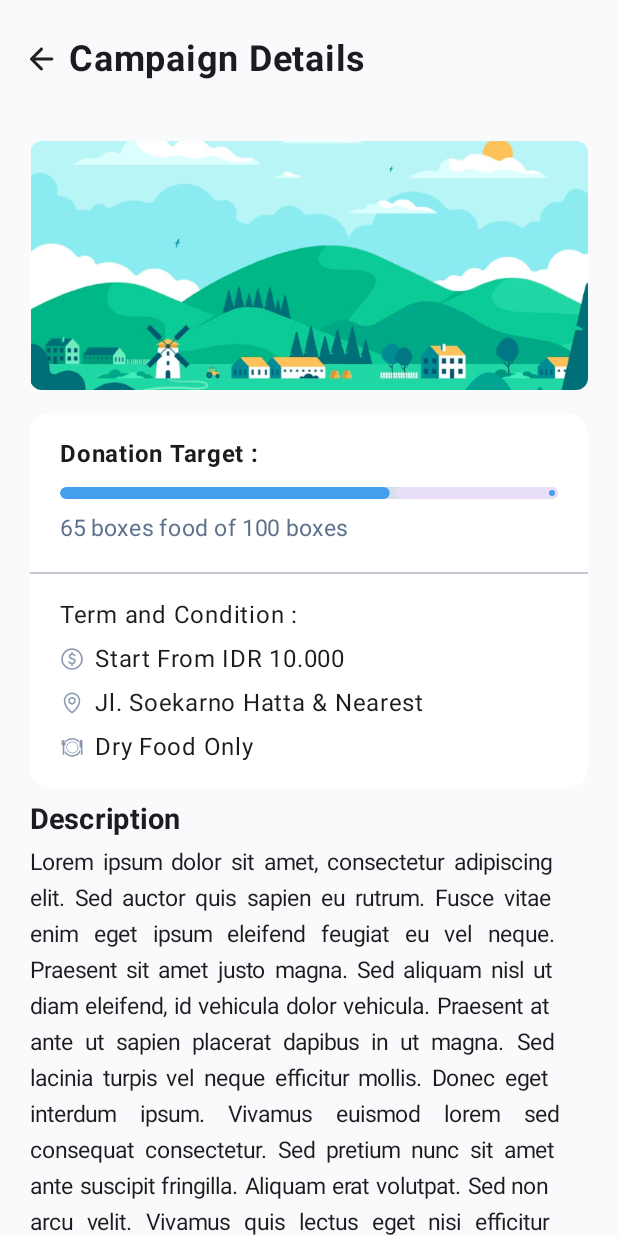
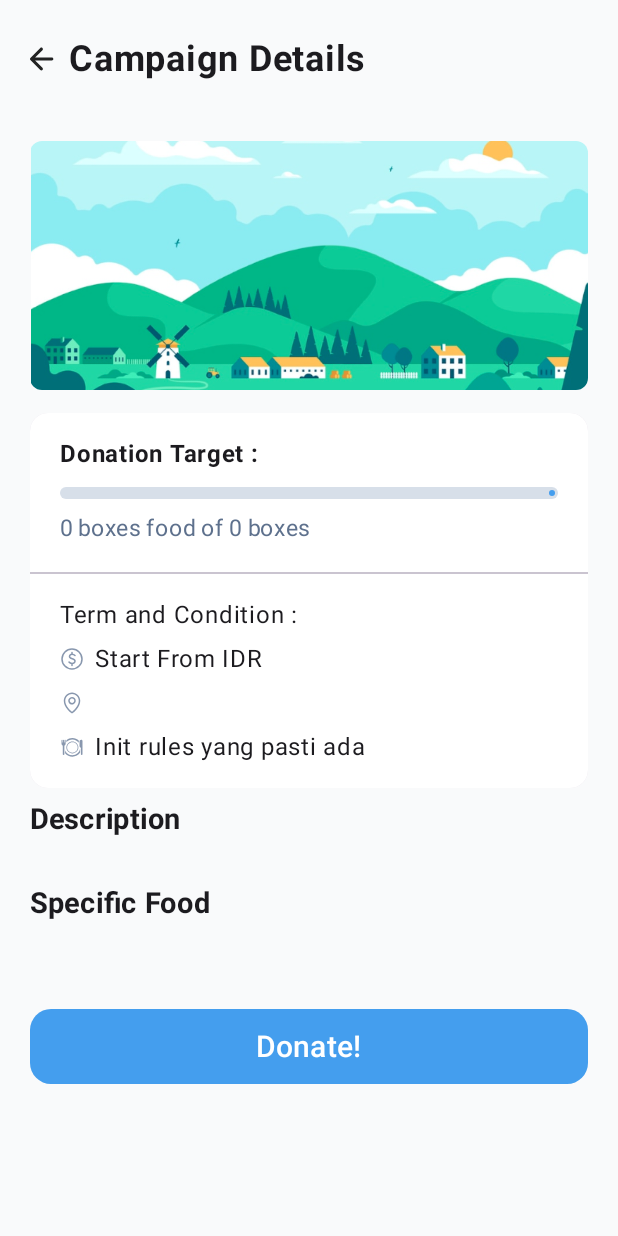
Before and after one commit to Kelompok-PSI/Geez, an Android app built with Jetpack Compose: the composable CampaignDetail called with empty values, on a phone screen of 412 x 824 dp. Run offline under Robolectric (Android 15) with nearby library versions, the phone set to English and light mode, and no system bars; our stand-ins replace Dagger/Hilt's generated code; pictures from the network do not load.

Commit message:
feat: fetch campaign list, campaign detail, and make a donation

```diff
--- a/app/src/main/java/com/example/geez/model/Campaign.kt
+++ b/app/src/main/java/com/example/geez/model/Campaign.kt
@@ -4,8 +4,31 @@ package com.example.geez.model
 data class Campaign(
     val id: String,
     val name: String,
+    val img: String,
     val reached: Int,
     val target: Int,
+    val deadline: String,
+    val description: String
+)
+
+data class CampaignResponse(
+    val data: List<Campaign> = emptyList()
+)
+
+data class CampaignDetail(
+    val id: String,
+    val name: String,
+    val img: String,
+    val reached: Int,
+    val location:String,
+    val rules:String = "Init rules yang pasti ada",
+    val target: Int,
+    val deadline: String,
+    val startFromIdr: String,
     val description: String,
-    val dueDate: String
+    val specificFood: String
 )
+
+data class CampaignDetailResp(
+    val data: CampaignDetail
+)
--- a/app/src/main/java/com/example/geez/model/service/AuthService.kt
+++ b/app/src/main/java/com/example/geez/model/service/Services.kt
@@ -1,14 +1,22 @@
 package com.example.geez.model.service
 
+import com.example.geez.model.Campaign
+import com.example.geez.model.CampaignDetailResp
+import com.example.geez.model.CampaignResponse
+import com.example.geez.model.Donation
 import com.example.geez.model.RegisterResponse
 import com.example.geez.model.UserRespons
 import com.google.gson.Gson
 import retrofit2.Retrofit
 import retrofit2.converter.gson.GsonConverterFactory
+import retrofit2.http.Body
 import retrofit2.http.Field
 import retrofit2.http.FormUrlEncoded
 import retrofit2.http.GET
+import retrofit2.http.Header
 import retrofit2.http.POST
+import retrofit2.http.Path
+import java.util.Date
 
 
 private const val BASE_URL = "http://52.7.48.144:3000/api/"
@@ -35,8 +43,32 @@ interface AuthApiService {
     ): RegisterResponse
 }
 
-object AuthApi {
+interface CampaignApiService {
+    @GET("campaign")
+    suspend fun getAllCampaigns(@Header("Authorization") token: String): CampaignResponse
+
+    @GET("campaign/nearest")
+    suspend fun getNearestCampaign(@Header("Authorization") token: String): CampaignResponse
+
+    @GET("campaign/{campaignId}")
+    suspend fun getDetailCampaign(
+        @Header("Authorization") token: String,
+        @Path("campaignId") campaignId: String
+    ): CampaignDetailResp
+
+    @POST("donate")
+    suspend fun donate(
+        @Header("Authorization") token: String,
+        @Body donationData: Donation
+    ): CampaignDetailResp
+}
+
+
+object ApiService {
     val retrofitService: AuthApiService by lazy {
         retrofit.create(AuthApiService::class.java)
     }
+    val campaignService: CampaignApiService by lazy {
+        retrofit.create(CampaignApiService::class.java)
+    }
 }
--- a/app/src/main/java/com/example/geez/presentation/component/Loading.kt
+++ b/app/src/main/java/com/example/geez/presentation/component/Loading.kt
@@ -1,12 +1,29 @@
 package com.example.geez.presentation.component
 
+import androidx.compose.foundation.layout.Arrangement
+import androidx.compose.foundation.layout.Box
+import androidx.compose.foundation.layout.Column
+import androidx.compose.foundation.layout.Row
+import androidx.compose.foundation.layout.fillMaxHeight
+import androidx.compose.foundation.layout.fillMaxWidth
 import androidx.compose.runtime.Composable
+import androidx.compose.ui.Alignment
+import androidx.compose.ui.Modifier
 import coil.compose.AsyncImage
 
 @Composable
-fun Loading(){
-    AsyncImage(
-        model = "https://media.istockphoto.com/id/1302436594/video/loading-circle-icon-animation-on-white-background-4k-video-loopable-preloader.jpg?s=640x640&k=20&c=JQzv8UsXNfUnqQSULYW8B858UOM2O5CoXRgG9a0hRFk=",
-        contentDescription = "loading"
-    )
+fun Loading() {
+    Box()
+    {
+        Row (modifier = Modifier
+            .fillMaxWidth()
+            .fillMaxHeight(),
+            horizontalArrangement = Arrangement.Center,
+            verticalAlignment = Alignment.CenterVertically) {
+            AsyncImage(
+                model = "https://freesvg.org/img/1544764567.png",
+                contentDescription = "loading",
+            )
+        }
+    }
 }
--- /dev/null
+++ b/app/src/main/java/com/example/geez/presentation/features/campaignDetails/CampaignDetailUiState.kt
@@ -0,0 +1,12 @@
+package com.example.geez.presentation.features.campaignDetails
+
+import com.example.geez.model.Campaign
+import com.example.geez.model.CampaignDetailResp
+
+
+sealed interface CampaignDetailUiState{
+    data class Success(val campaign: CampaignDetailResp): CampaignDetailUiState
+    object Loading: CampaignDetailUiState
+    object Error: CampaignDetailUiState
+    object idle: CampaignDetailUiState
+}
--- /dev/null
+++ b/app/src/main/java/com/example/geez/presentation/features/campaignDetails/CampaignDetailViewModel.kt
@@ -0,0 +1,38 @@
+package com.example.geez.presentation.features.campaignDetails
+
+import android.util.Log
+import androidx.lifecycle.ViewModel
+import androidx.lifecycle.viewModelScope
+import com.example.geez.data.PreferencesManager
+import com.example.geez.model.service.ApiService
+import com.example.geez.presentation.features.campaignList.CampaignListUiState
+import dagger.hilt.android.lifecycle.HiltViewModel
+import kotlinx.coroutines.flow.MutableStateFlow
+import kotlinx.coroutines.flow.asStateFlow
+import kotlinx.coroutines.launch
+import retrofit2.HttpException
+import java.io.IOException
+import javax.inject.Inject
+@HiltViewModel
+class CampaignDetailViewModel @Inject constructor(
+    private val preferencesManager: PreferencesManager
+):ViewModel(){
+    val token = preferencesManager.getData("token","")
+    private val mutableState = MutableStateFlow<CampaignDetailUiState>(CampaignDetailUiState.Loading)
+    val state =mutableState.asStateFlow()
+    fun getCampaignDetail(campaignId:String) {
+        viewModelScope.launch {
+            try {
+                Log.i("campaign-detail",campaignId)
+                val res = ApiService.campaignService.getDetailCampaign("Bearer $token",campaignId)
+                mutableState.value = CampaignDetailUiState.Success(res)
+            } catch (e: IOException) {
+                mutableState.value = CampaignDetailUiState.Error
+            } catch (e: HttpException) {
+                mutableState.value = CampaignDetailUiState.Error
+            }catch (e:Error){
+                mutableState.value = CampaignDetailUiState.Error
+            }
+        }
+    }
+}
--- a/app/src/main/java/com/example/geez/presentation/features/campaignDetails/CampaignDetails.kt
+++ b/app/src/main/java/com/example/geez/presentation/features/campaignDetails/CampaignDetails.kt
@@ -1,10 +1,9 @@
 package com.example.geez.presentation.features.campaignDetails
 
+import android.util.Log
 import androidx.compose.foundation.Image
 import androidx.compose.foundation.background
 import androidx.compose.foundation.clickable
-import androidx.compose.foundation.gestures.Orientation
-import androidx.compose.foundation.gestures.scrollable
 import androidx.compose.foundation.layout.Column
 import androidx.compose.foundation.layout.Row
 import androidx.compose.foundation.layout.Spacer
@@ -13,16 +12,16 @@ import androidx.compose.foundation.layout.height
 import androidx.compose.foundation.layout.padding
 import androidx.compose.foundation.layout.width
 import androidx.compose.foundation.lazy.LazyColumn
-import androidx.compose.foundation.rememberScrollState
 import androidx.compose.foundation.shape.RoundedCornerShape
 import androidx.compose.material3.Button
-import androidx.compose.material3.ButtonColors
 import androidx.compose.material3.ButtonDefaults
 import androidx.compose.material3.Card
 import androidx.compose.material3.Divider
 import androidx.compose.material3.LinearProgressIndicator
 import androidx.compose.material3.Text
 import androidx.compose.runtime.Composable
+import androidx.compose.runtime.LaunchedEffect
+import androidx.compose.runtime.collectAsState
 import androidx.compose.ui.Alignment
 import androidx.compose.ui.Modifier
 import androidx.compose.ui.draw.clip
@@ -33,18 +32,59 @@ import androidx.compose.ui.text.font.FontWeight
 import androidx.compose.ui.text.style.TextAlign
 import androidx.compose.ui.unit.dp
 import androidx.compose.ui.unit.sp
+import androidx.hilt.navigation.compose.hiltViewModel
 import androidx.navigation.NavController
 import com.example.geez.R
+import com.example.geez.model.Campaign
+import com.example.geez.model.CampaignDetail
+import com.example.geez.model.CampaignDetailResp
+import com.example.geez.model.CampaignResponse
+import com.example.geez.presentation.component.Loading
 import com.example.geez.presentation.navigation.Screen
 
 @Composable
-fun CampaignDetail(id: String?, navController: NavController) {
+fun CampaignDetail(
+    id: String,
+    navController: NavController,
+    viewModel: CampaignDetailViewModel = hiltViewModel()
+) {
+//    var localViewModel = viewModel.state.collectAsState().value
+    var localViewModel = viewModel.state.collectAsState().value
+    LaunchedEffect(localViewModel){
+        viewModel.getCampaignDetail(id)
+    }
+    var campaignDetail: CampaignDetail = CampaignDetail(
+        id = "",
+        name = "",
+        img = "",
+        reached = 0,
+        target = 0,
+        location = "",
+        deadline = "",
+        startFromIdr = "",
+        description = "",
+        specificFood = ""
+    )
+    when (localViewModel) {
+        is CampaignDetailUiState.Loading -> Loading()
+        is CampaignDetailUiState.Success -> {
+            campaignDetail = localViewModel.campaign.data
+            Log.i("Campaign-Detail",campaignDetail.toString())
+        }
+        else -> {}
+    }
     LazyColumn(
         modifier = Modifier.padding(horizontal = 20.dp)
     ) {
-        item{
-            Row(verticalAlignment = Alignment.CenterVertically, modifier = Modifier.padding(vertical = 25.dp)) {
-                Image(painter = painterResource(R.drawable.back), contentDescription = "Back", Modifier.clickable { navController.popBackStack() })
+        item {
+            Row(
+                verticalAlignment = Alignment.CenterVertically,
+                modifier = Modifier.padding(vertical = 25.dp)
+            ) {
+                Image(
+                    painter = painterResource(R.drawable.back),
+                    contentDescription = "Back",
+                    Modifier.clickable { navController.popBackStack() })
                 Spacer(modifier = Modifier.width(10.dp))
                 Text(
                     text = "Campaign Details",
@@ -53,7 +93,7 @@ fun CampaignDetail(id: String?, navController: NavController) {
                 )
             }
         }
-        item{
+        item {
             Spacer(modifier = Modifier.height(15.dp))
             Image(
                 painter = painterResource(id = R.drawable.image_1),
@@ -63,8 +103,8 @@ fun CampaignDetail(id: String?, navController: NavController) {
             )
             Spacer(modifier = Modifier.height(15.dp))
         }
-        item{
-            CampaignDetailCard()
+        item {
+            CampaignDetailCard(campaignDetail)
         }
         item {
             Spacer(modifier = Modifier.height(5.dp))
@@ -75,12 +115,7 @@ fun CampaignDetail(id: String?, navController: NavController) {
                 modifier = Modifier.padding(vertical = 4.dp)
             )
             Text(
-                text = "Lorem ipsum dolor sit amet, consectetur adipiscing elit. Sed auctor quis sapien eu rutrum. " +
-                        "Fusce vitae enim eget ipsum eleifend feugiat eu vel neque. Praesent sit amet justo magna. " +
-                        "Sed aliquam nisl ut diam eleifend, id vehicula dolor vehicula. Praesent at ante ut sapien placerat dapibus in ut magna. " +
-                        "Sed lacinia turpis vel neque efficitur mollis. Donec eget interdum ipsum. Vivamus euismod lorem sed consequat consectetur. " +
-                        "Sed pretium nunc sit amet ante suscipit fringilla. Aliquam erat volutpat. Sed non arcu velit. Vivamus quis lectus eget nisi efficitur aliquam. " +
-                        "Nullam sodales turpis id odio vulputate varius. Sed nec felis eu arcu convallis suscipit.",
+                text = campaignDetail.description,
                 textAlign = TextAlign.Justify,
                 fontSize = 15.sp
             )
@@ -91,16 +126,12 @@ fun CampaignDetail(id: String?, navController: NavController) {
                 modifier = Modifier.padding(vertical = 4.dp)
             )
             Text(
-                text = "Lorem ipsum dolor sit amet, consectetur adipiscing elit. Sed auctor quis sapien eu rutrum. " +
-                        "Fusce vitae enim eget ipsum eleifend feugiat eu vel neque. Praesent sit amet justo magna. " +
-                        "Sed aliquam nisl ut diam eleifend, id vehicula dolor vehicula. Praesent at ante ut sapien placerat dapibus in ut magna. " +
-                        "Sed lacinia turpis vel neque efficitur mollis. Donec eget interdum ipsum. Vivamus euismod lorem sed consequat consectetur. " +
-                        "Sed pretium nunc sit amet ante suscipit fringilla. Aliquam erat volutpat. Sed non arcu velit. Vivamus quis lectus eget nisi efficitur aliquam. " +
-                        "Nullam sodales turpis id odio vulputate varius. Sed nec felis eu arcu convallis suscipit.",
+                text = campaignDetail.specificFood,
                 textAlign = TextAlign.Justify,
                 fontSize = 15.sp
             )
-            Button(onClick = { navController.navigate(Screen.FormDonation.route) },
+            Button(
+                onClick = { navController.navigate(Screen.FormDonation.withArgs(id)) },
                 colors = ButtonDefaults.buttonColors(containerColor = Color(0xFF449EEE)),
                 shape = RoundedCornerShape(14.dp),
                 modifier = Modifier
@@ -115,7 +146,7 @@ fun CampaignDetail(id: String?, navController: NavController) {
 }
 
 @Composable
-fun CampaignDetailCard() {
+fun CampaignDetailCard(campaignDetail: CampaignDetail) {
     Card {
         Column {
             Column(
@@ -127,7 +158,7 @@ fun CampaignDetailCard() {
                 Text(text = "Donation Target :", fontWeight = FontWeight.Bold, fontSize = 16.sp)
                 Spacer(modifier = Modifier.height(10.dp))
                 LinearProgressIndicator(
-                    progress = 65f / 100f,
+                    progress = campaignDetail.reached.toFloat() / campaignDetail.target.toFloat(),
                     color = Color(0xFF449EEE),
                     modifier = Modifier
                         .height(8.dp)
@@ -137,7 +168,7 @@ fun CampaignDetailCard() {
                 )
                 Spacer(modifier = Modifier.height(5.dp))
                 Text(
-                    text = "65 boxes food of 100 boxes",
+                    text = "${campaignDetail.reached} boxes food of ${campaignDetail.target} boxes",
                     modifier = Modifier.padding(vertical = 2.dp),
                     fontSize = 15.sp,
                     color = Color(0xFF5E718D)
@@ -158,7 +189,7 @@ fun CampaignDetailCard() {
                         contentDescription = "Coin"
                     )
                     Spacer(modifier = Modifier.width(7.dp))
-                    Text(text = "Start From IDR 10.000")
+                    Text(text = "Start From IDR ${campaignDetail.startFromIdr}")
                 }
                 Spacer(modifier = Modifier.height(5.dp))
                 Row(verticalAlignment = Alignment.CenterVertically) {
@@ -167,7 +198,7 @@ fun CampaignDetailCard() {
                         contentDescription = "Pin"
                     )
                     Spacer(modifier = Modifier.width(7.dp))
-                    Text(text = "Jl. Soekarno Hatta & Nearest")
+                    Text(text = campaignDetail.location)
                 }
                 Spacer(modifier = Modifier.height(5.dp))
                 Row(verticalAlignment = Alignment.CenterVertically) {
@@ -176,7 +207,7 @@ fun CampaignDetailCard() {
                         contentDescription = "Plate"
                     )
                     Spacer(modifier = Modifier.width(7.dp))
-                    Text(text = "Dry Food Only")
+                    Text(text = campaignDetail.rules?: "ini pasti ada")
                 }
             }
         }
--- a/app/src/main/java/com/example/geez/presentation/features/login/LoginViewModel.kt
+++ b/app/src/main/java/com/example/geez/presentation/features/login/LoginViewModel.kt
@@ -3,7 +3,7 @@ package com.example.geez.presentation.features.login
 import androidx.lifecycle.ViewModel
 import androidx.lifecycle.viewModelScope
 import com.example.geez.data.PreferencesManager
-import com.example.geez.model.service.AuthApi
+import com.example.geez.model.service.ApiService
 import dagger.hilt.android.lifecycle.HiltViewModel
 import kotlinx.coroutines.flow.MutableStateFlow
 import kotlinx.coroutines.flow.asStateFlow
@@ -23,7 +23,7 @@ class LoginViewModel @Inject constructor(
     fun login(email: String, password: String) {
             viewModelScope.launch {
                 try {
-                    val res = AuthApi.retrofitService.login(email, password)
+                    val res = ApiService.retrofitService.login(email, password)
                     preferencesManager.saveData("token",res.data.token)
                     mutableState.value = LoginUiState.Success(res.data)
                 } catch (e: IOException) {
--- a/app/src/main/java/com/example/geez/presentation/features/profile/ProfileViewModel.kt
+++ b/app/src/main/java/com/example/geez/presentation/features/profile/ProfileViewModel.kt
@@ -1,19 +1,13 @@
 package com.example.geez.presentation.features.profile
 
 import android.util.Log
-import androidx.compose.runtime.getValue
-import androidx.compose.runtime.mutableStateOf
-import androidx.compose.runtime.setValue
 import androidx.lifecycle.ViewModel
 import androidx.lifecycle.viewModelScope
 import com.example.geez.data.PreferencesManager
-import com.example.geez.model.service.AuthApi
 import dagger.hilt.android.lifecycle.HiltViewModel
 import kotlinx.coroutines.flow.MutableStateFlow
 import kotlinx.coroutines.flow.asStateFlow
 import kotlinx.coroutines.launch
-import retrofit2.HttpException
-import java.io.IOException
 import javax.inject.Inject
 
 
--- a/app/src/main/java/com/example/geez/presentation/features/registerReguler/RegisterViewModel.kt
+++ b/app/src/main/java/com/example/geez/presentation/features/registerReguler/RegisterViewModel.kt
@@ -3,8 +3,7 @@ package com.example.geez.presentation.features.registerReguler
 import androidx.lifecycle.ViewModel
 import androidx.lifecycle.viewModelScope
 import com.example.geez.data.PreferencesManager
-import com.example.geez.model.service.AuthApi
-import com.example.geez.presentation.features.login.LoginUiState
+import com.example.geez.model.service.ApiService
 import dagger.hilt.android.lifecycle.HiltViewModel
 import kotlinx.coroutines.flow.MutableStateFlow
 import kotlinx.coroutines.flow.asStateFlow
@@ -23,7 +22,7 @@ class RegisterViewModel @Inject constructor(
     fun register(email: String,name:String, password: String ) {
         viewModelScope.launch {
             try {
-                val res = AuthApi.retrofitService.register(email,name,password )
+                val res = ApiService.retrofitService.register(email,name,password )
                 mutableState.value = RegisterUiState.Success(res.data)
             } catch (e: IOException) {
                 mutableState.value = RegisterUiState.Error
```
Also changed, not shown: app/src/main/java/com/example/geez/lib/date.kt (added, +14 -0 lines), app/src/main/java/com/example/geez/model/Donation.kt (added, +11 -0 lines), app/src/main/java/com/example/geez/presentation/features/campaignList/CampaignList.kt (+71 -15 lines), app/src/main/java/com/example/geez/presentation/features/campaignList/CampaignListUiState.kt (added, +12 -0 lines), app/src/main/java/com/example/geez/presentation/features/campaignList/CampaignListViewModel.kt (added, +56 -0 lines), app/src/main/java/com/example/geez/presentation/features/campaignList/DataDummy.kt (+8 -4 lines), app/src/main/java/com/example/geez/presentation/features/formDonation/FormDonation.kt (+31 -4 lines), app/src/main/java/com/example/geez/presentation/features/formDonation/FormDonationUiState.kt (added, +8 -0 lines), app/src/main/java/com/example/geez/presentation/features/formDonation/FormDonationViewModel.kt (added, +52 -0 lines), app/src/main/java/com/example/geez/presentation/features/onboarding/OnBoardingViewModel.kt (+0 -11 lines), app/src/main/java/com/example/geez/presentation/navigation/Navigation.kt (+13 -3 lines).
